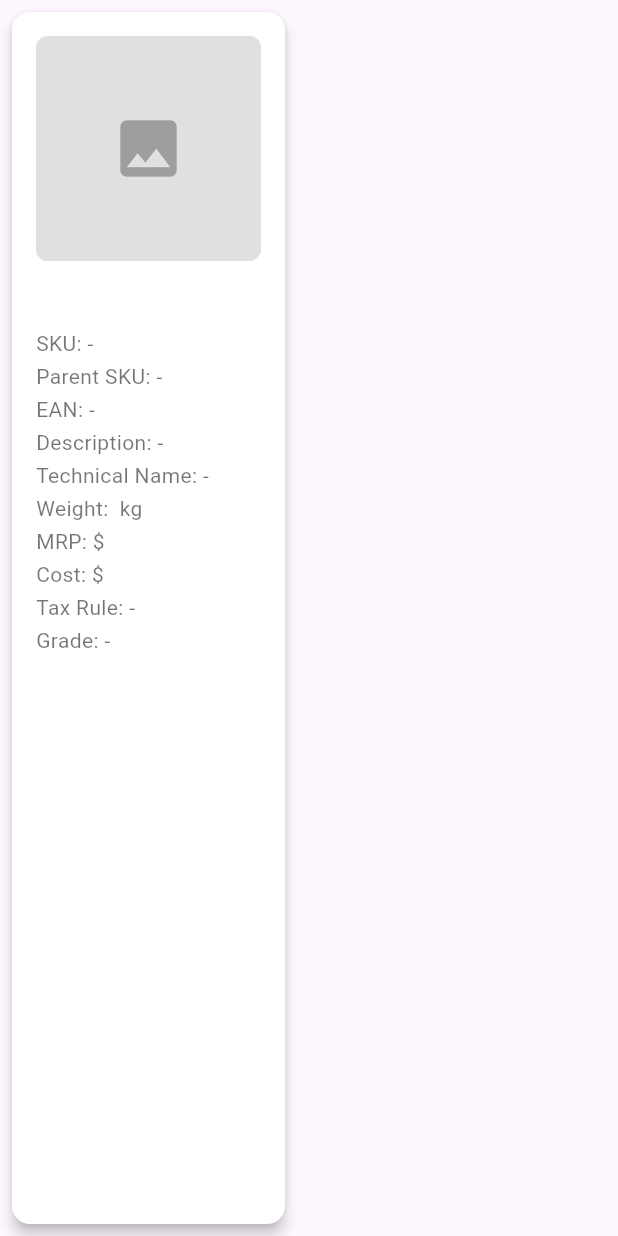
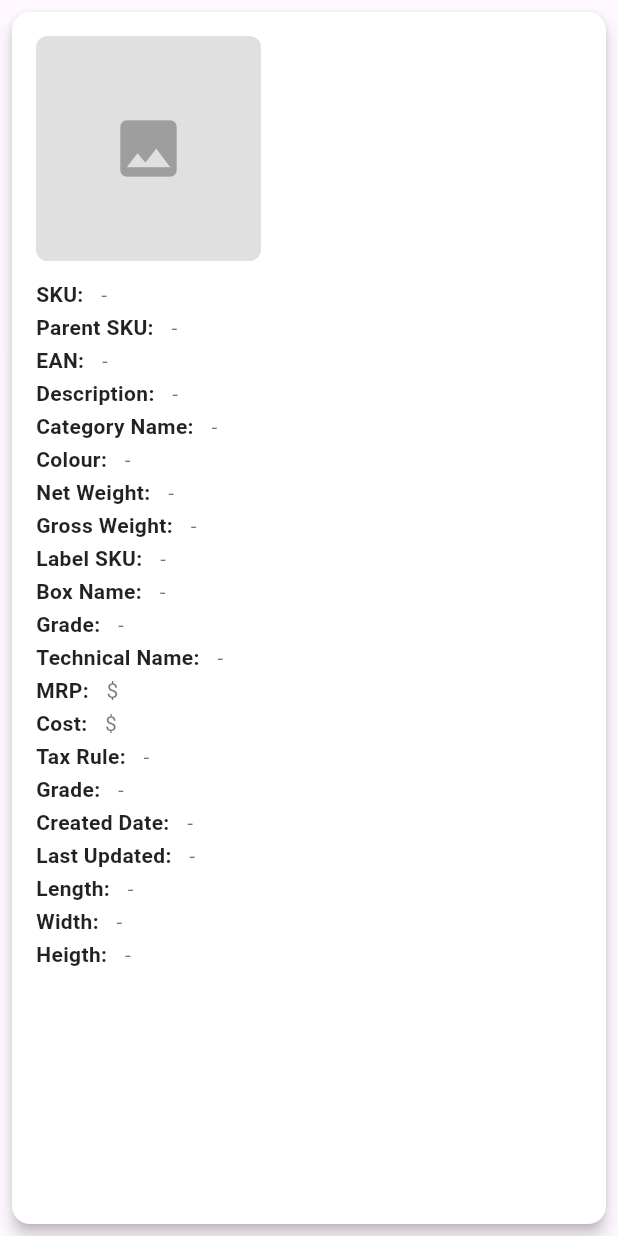
Before and after one commit to Prarthi15/inventory_management, a Flutter app: the ProductCard widget shown alone on an empty page, opened directly with empty values, on a phone screen of 412 x 824 dp. Run offline on Flutter 3.47's test engine with Material 3 defaults, Android fonts, the light colour scheme and no system bars; our stand-ins replace dropdown_search, file_picker, font_awesome_flutter, google_fonts, image_picker, multi_dropdown and 1 more; missing offline and left inert: dart:js, excel, pagination_flutter; accounts and stored records are empty; network calls fail.

Commit message:
product page card content modification

```diff
--- a/lib/Api/auth_provider.dart
+++ b/lib/Api/auth_provider.dart
@@ -4,14 +4,13 @@ import 'package:http/http.dart' as http;
 import 'package:shared_preferences/shared_preferences.dart';
 
 class AuthProvider with ChangeNotifier {
-  bool _isAuthenticated=false;
+  bool _isAuthenticated = false;
   final String _baseUrl =
       'https://inventory-management-backend-s37u.onrender.com';
 
-   bool get isAuthenticated => _isAuthenticated;
+  bool get isAuthenticated => _isAuthenticated;
   Future<Map<String, dynamic>> register(String email, String password) async {
     final url = Uri.parse('$_baseUrl/register');
-
 
     try {
       final response = await http.post(
@@ -132,7 +131,6 @@ class AuthProvider with ChangeNotifier {
     final prefs = await SharedPreferences.getInstance();
 
     await prefs.setString('authToken', token);
-
   }
 
   Future<Map<String, dynamic>> forgotPassword(String email) async {
@@ -227,7 +225,7 @@ class AuthProvider with ChangeNotifier {
   }
 
   Future<Map<String, dynamic>> getAllCategories(
-      {int page = 1, int limit =70, String? name}) async {
+      {int page = 1, int limit = 70, String? name}) async {
     final url = Uri.parse('$_baseUrl/category/?page=$page&limit=$limit');
 
     try {
@@ -402,11 +400,19 @@ class AuthProvider with ChangeNotifier {
             'displayName': product['displayName'] ?? '-',
             'parentSku': product['parentSku'] ?? '-',
             'sku': product['sku'] ?? '-',
+            'netWeight': product['netWeight']?.toString() ?? '-',
+            'grossWeight': product['grossWeight']?.toString() ?? '-',
             'ean': product['ean'] ?? '-',
             'description': product['description'] ?? '-',
             'technicalName': product['technicalName'] ?? '-',
+            'labelSku': product['label']?['labelSku'] ?? '-',
+            'box_name': product['boxSize']?['box_name'] ?? '-',
+            'categoryName': product['category']?['name'] ?? '-',
+            'length': product['dimensions']?['length']?.toString() ?? '-',
+            'width': product['dimensions']?['width']?.toString() ?? '-',
+            'height': product['dimensions']?['height']?.toString() ?? '-',
             'tax_rule': product['tax_rule'] ?? '-',
-            'weight': product['weight'] ?? '-',
+            //'weight': product['weight'] ?? '-',
             'mrp': product['mrp']?.toString() ?? '-',
             'cost': product['cost']?.toString() ?? '-',
             'grade': product['grade'] ?? '-',
@@ -417,6 +423,7 @@ class AuthProvider with ChangeNotifier {
 
           // Print each product's required fields
           print('Product Details: $extractedProduct');
+          print('------------------------------------------------');
           return extractedProduct;
         }).toList();
 
--- a/lib/Custom-Files/product-card.dart
+++ b/lib/Custom-Files/product-card.dart
@@ -1,21 +1,29 @@
 import 'package:flutter/material.dart';
+//import 'package:inventory_management/Custom-Files/colors.dart';
 
 class Product {
   final String sku;
-  final String category;
-  final String brand;
+  final String categoryName;
+  //final String brand;
   final String mrp;
   final String createdDate;
   final String lastUpdated;
-  final String accSku;
+  //final String accSku;
   final String colour;
-  final String upcEan;
+  //final String upcEan;
   final String displayName;
   final String parentSku;
+  final String netWeight;
+  final String grossWeight;
   final String ean;
   final String description;
   final String technicalName;
-  final String weight;
+  final String labelSku;
+  final String box_name;
+  final String length;
+  final String width;
+  final String height;
+  //final String weight;
   final String cost;
   final String tax_rule;
   final String grade;
@@ -23,24 +31,31 @@ class Product {
 
   Product({
     required this.sku,
-    required this.category,
-    required this.brand,
+    required this.categoryName,
+    //required this.brand,
     required this.mrp,
     required this.createdDate,
     required this.lastUpdated,
-    required this.accSku,
+    //required this.accSku,
     required this.colour,
-    required this.upcEan,
+    //required this.upcEan,
     required this.displayName,
     required this.parentSku,
     required this.ean,
     required this.description,
     required this.technicalName,
-    required this.weight,
+    //required this.weight,
     required this.cost,
     required this.tax_rule,
     required this.grade,
     required this.shopifyImage,
+    required this.netWeight,
+    required this.grossWeight,
+    required this.labelSku,
+    required this.box_name,
+    required this.length,
+    required this.width,
+    required this.height,
   });
 }
 
@@ -115,17 +130,28 @@ class ProductCard extends StatelessWidget {
       children: [
         _buildImage(),
         const SizedBox(height: 12),
-        _buildTitle(product.displayName),
         _buildText('SKU', product.sku),
         _buildText('Parent SKU', product.parentSku),
         _buildText('EAN', product.ean),
         _buildText('Description', product.description),
+        _buildText('Category Name', product.categoryName),
+        _buildText('Colour', product.colour),
+        _buildText('Net Weight', product.netWeight),
+        _buildText('Gross Weight', product.grossWeight),
+        _buildText('Label SKU', product.labelSku),
+        _buildText('Box Name', product.box_name),
+        _buildText('Grade', product.grade),
         _buildText('Technical Name', product.technicalName),
-        _buildText('Weight', '${product.weight} kg'),
+        //_buildText('Weight', '${product.weight} kg'),
         _buildText('MRP', '\$${product.mrp}'),
         _buildText('Cost', '\$${product.cost}'),
         _buildText('Tax Rule', product.tax_rule),
         _buildText('Grade', product.grade),
+        _buildText('Created Date', product.createdDate),
+        _buildText('Last Updated', product.lastUpdated),
+        _buildText('Length', product.length),
+        _buildText('Width', product.width),
+        _buildText('Heigth', product.height)
       ],
     );
   }
@@ -138,11 +164,18 @@ class ProductCard extends StatelessWidget {
         _buildImage(),
         const SizedBox(width: 12),
         Expanded(
-          child: Row(
+          child: Column(
+            crossAxisAlignment: CrossAxisAlignment.start,
+            children: [
+              _buildTitle(product.displayName),
+              const SizedBox(height: 12),
+              Row(
                 children: [
                   Expanded(child: _buildLeftColumnContent()),
                   const SizedBox(width: 8),
                   Expanded(child: _buildRightColumnContent()),
+                ],
+              ),
             ],
           ),
         ),
@@ -154,11 +187,17 @@ class ProductCard extends StatelessWidget {
     return Column(
       crossAxisAlignment: CrossAxisAlignment.start,
       children: [
-        _buildTitle(product.displayName),
         _buildText('SKU', product.sku),
         _buildText('Parent SKU', product.parentSku),
         _buildText('EAN', product.ean),
         _buildText('Description', product.description),
+        _buildText('Category Name', product.categoryName),
+        _buildText('Colour', product.colour),
+        _buildText('Net Weight', product.netWeight),
+        _buildText('Gross Weight', product.grossWeight),
+        _buildText('Label SKU', product.labelSku),
+        _buildText('Box Name', product.box_name),
+        _buildText('Grade', product.grade)
       ],
     );
   }
@@ -168,11 +207,16 @@ class ProductCard extends StatelessWidget {
       crossAxisAlignment: CrossAxisAlignment.start,
       children: [
         _buildText('Technical Name', product.technicalName),
-        _buildText('Weight', '${product.weight} kg'),
-        _buildText('MRP', '\$${product.mrp}'),
-        _buildText('Cost', '\$${product.cost}'),
+        //_buildText('Weight', '${product.weight} kg'),
+        _buildText('MRP', '₹${product.mrp}'),
+        _buildText('Cost', '₹${product.cost}'),
         _buildText('Tax Rule', product.tax_rule),
         _buildText('Grade', product.grade),
+        _buildText('Created Date', product.createdDate),
+        _buildText('Last Updated', product.lastUpdated),
+        _buildText('Length', product.length),
+        _buildText('Width', product.width),
+        _buildText('Heigth', product.height)
       ],
     );
   }
@@ -185,21 +229,40 @@ class ProductCard extends StatelessWidget {
         style: const TextStyle(
           fontSize: 20,
           fontWeight: FontWeight.bold,
-          color: Colors.black87,
+          color: Colors.orange,
         ),
       ),
     );
   }
 
   Widget _buildText(String label, String value) {
+    //print('$label: $value'); // Debugging the value
     return Padding(
       padding: const EdgeInsets.only(bottom: 2),
-      child: Text(
-        '$label: ${value.isNotEmpty ? value : '-'}',
+      child: Row(
+        crossAxisAlignment: CrossAxisAlignment.start,
+        children: [
+          Text(
+            '$label: ',
             style: const TextStyle(
               fontSize: 14,
+              fontWeight: FontWeight.bold,
+              color: Colors.black87,
+            ),
+          ),
+          const SizedBox(width: 8),
+          Flexible(
+            child: Text(
+              value.isNotEmpty ? value : '-',
+              style: const TextStyle(
+                fontSize: 14,
+                fontWeight: FontWeight.normal,
                 color: Colors.black54,
               ),
+              softWrap: true,
+            ),
+          ),
+        ],
       ),
     );
   }
```
Also changed, not shown: lib/product_manager.dart (+26 -21 lines). Lines whose indentation alone changed are shown as unchanged.
